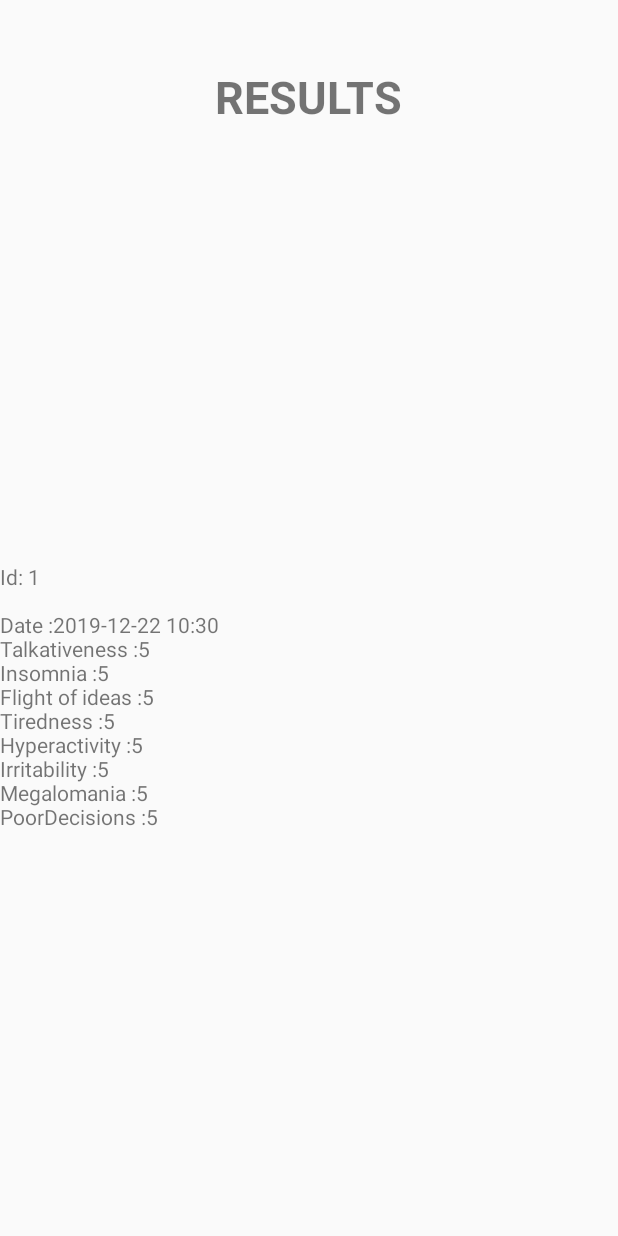
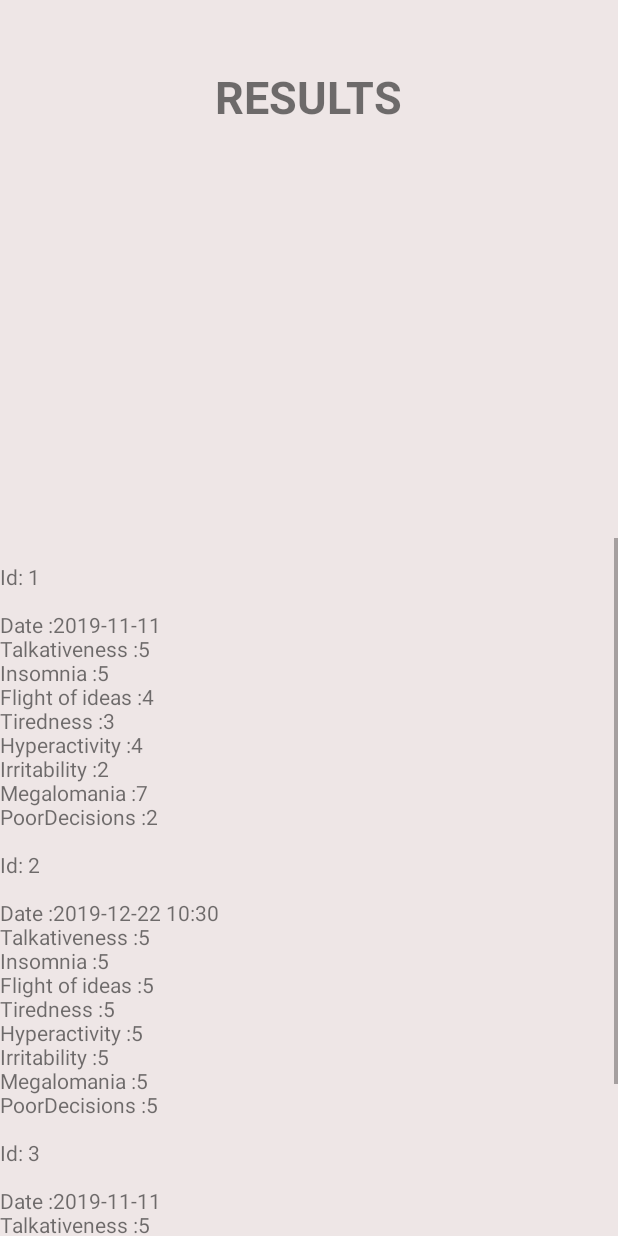
Before and after one commit to mickaIT/MoodApp, an Android app: the ResultsActivity screen opened directly, with no data from a screen before it, after a tap on "VIEW ALL", on a phone screen of 412 x 824 dp. Run offline under Robolectric (Android 15) with nearby library versions, the phone set to English and light mode, and no system bars; libraries missing offline, so code that uses them is left out: com.github.mikephil.charting, com.webianks.library; 21 statements that could not run were skipped.

Commit message:
Updates, choosing date. TO BE DONE: year, linear charts scroll horizontally, oush notifications..

```diff
--- a/app/build.gradle
+++ b/app/build.gradle
@@ -48,6 +48,8 @@ allprojects {
         implementation 'com.android.support:support-v4:28.0.0'
         implementation 'com.android.support:design:28.0.0'
         implementation 'com.github.PhilJay:MPAndroidChart:v3.1.0'
+        implementation 'com.webianks.library:scroll-choice:1.0.1'
+
     }
 }
 
--- a/app/src/main/AndroidManifest.xml
+++ b/app/src/main/AndroidManifest.xml
@@ -1,5 +1,6 @@
 <?xml version="1.0" encoding="utf-8"?>
 <manifest xmlns:android="http://schemas.android.com/apk/res/android"
+    xmlns:tools="http://schemas.android.com/tools"
     package="com.example.moodapp">
 
     <uses-feature android:name="android.hardware.camera" />
@@ -7,12 +8,13 @@
     <uses-permission android:name="android.permission.CAMERA" />
 
     <application
+        tools:replace="android:label"
         android:allowBackup="true"
         android:icon="@mipmap/ic_launcher"
         android:label="Mood Control"
         android:roundIcon="@mipmap/ic_launcher_round"
         android:supportsRtl="true"
-        android:theme="@style/AppTheme">
+        android:theme="@style/AppTheme.FullBackground">
         <activity android:name=".BarChartActivity"></activity>
         <activity android:name=".ViewAllResultsActivity" />
 
--- a/app/src/main/java/com/example/moodapp/DatabaseHelper.java
+++ b/app/src/main/java/com/example/moodapp/DatabaseHelper.java
@@ -6,13 +6,17 @@ import android.database.Cursor;
 import android.database.sqlite.SQLiteDatabase;
 import android.database.sqlite.SQLiteException;
 import android.database.sqlite.SQLiteOpenHelper;
+import android.os.Build;
 import android.util.Log;
 
 import androidx.annotation.Nullable;
+import androidx.annotation.RequiresApi;
 
 import java.text.SimpleDateFormat;
 import java.util.ArrayList;
+import java.util.Calendar;
 import java.util.Date;
+import java.util.GregorianCalendar;
 
 import static androidx.constraintlayout.widget.Constraints.TAG;
 
@@ -23,7 +27,7 @@ public class DatabaseHelper extends SQLiteOpenHelper {
     public static final String DATE="DATE";
     public static final String SYMPTHOM_1="TALKATIVENESS";
     public static final String SYMPTHOM_2="INSOMNIA";
-    public static final String SYMPTHOM_3="FLIGHT_OFI_IDEAS";
+    public static final String SYMPTHOM_3="FLIGHT_OF_IDEAS";
     public static final String SYMPTHOM_4="TIREDNESS";
     public static final String SYMPTHOM_5="HYPERACTIVITY";
     public static final String SYMPTHOM_6="IRRITABILITY";
@@ -42,7 +46,7 @@ public class DatabaseHelper extends SQLiteOpenHelper {
                 "DATE DATETIME DEFAULT CURRENT_TIMESTAMP," +
                 "TALKATIVENESS INTEGER," +
                 "INSOMNIA INTEGER," +
-                "FLIGHT_OFI_IDEAS INTEGER," +
+                "FLIGHT_OF_IDEAS INTEGER," +
                 "TIREDNESS INTEGER," +
                 "HYPERACTIVITY INTEGER," +
                 "IRRITABILITY INTEGER," +
@@ -110,32 +114,42 @@ public class DatabaseHelper extends SQLiteOpenHelper {
         return true;
     }
 
-//    public ArrayList<BarEntry> queryXData(){
-//        SQLiteDatabase db = this.getWritableDatabase();
-//        ArrayList<BarEntry> xData= new ArrayList<>();
-//
-//        String query="SELECT "+DATE+" FROM "+TABLE_NAME+ " GROUP BY "+DATE;
-//        Cursor cursor=db.rawQuery(query,null);
-//
-//        for(cursor.moveToFirst();cursor.moveToLast();cursor.moveToNext()){
-//
-//            //?
-////            xData.add((Date) cursor);
-//        }
-//        cursor.close();
-//        return xData;
-//    }
 
-    public ArrayList<String> queryXData(){
+    @RequiresApi(api = Build.VERSION_CODES.O)
+    public void addTestData(){
+        SQLiteDatabase db=this.getWritableDatabase();
+        String query="INSERT INTO "+TABLE_NAME+ " (DATE, TALKATIVENESS, INSOMNIA, FLIGHT_OF_IDEAS, TIREDNESS, HYPERACTIVITY, IRRITABILITY, MEGALOMANIA, POOR_DECISIONS)" + " VALUES (NULL, 2019/11/10,5,3,4,3,3,4,2)";
+
+        Cursor cursor=db.rawQuery(query,null);
+        cursor.close();
+        ResultsActivity.textView.setText("dupa");
+        SimpleDateFormat dateFormat = new SimpleDateFormat("yyyy-MM-dd");
+        Calendar myCalendar = new GregorianCalendar(2019, 10, 11) {
+        };
+        Date date = myCalendar.getTime();
+//        ContentValues initialValues = new ContentValues();
+//        long rowId = db.insert(TABLE_NAME, null, initialValues);
+        ContentValues contentValues = new ContentValues();
+        contentValues.put(DATE, dateFormat.format(date));
+        contentValues.put(SYMPTHOM_1,5);
+        contentValues.put(SYMPTHOM_2,5);
+        contentValues.put(SYMPTHOM_3,4);
+        contentValues.put(SYMPTHOM_4,3);
+        contentValues.put(SYMPTHOM_5,4);
+        contentValues.put(SYMPTHOM_6,2);
+        contentValues.put(SYMPTHOM_7,7);
+        contentValues.put(SYMPTHOM_8,2);
+        db.insert(TABLE_NAME,null,contentValues);
+    }
+
+    public ArrayList<String> queryXData(int month, int year){
         SQLiteDatabase db = this.getWritableDatabase();
         ArrayList<String> xData= new ArrayList<>();
-
-        String query="SELECT "+DATE+" FROM "+TABLE_NAME;
-                //+ " GROUP BY "+DATE;
+        String query="SELECT "+ "strftime('%m/%d', DATE)" +" FROM "+TABLE_NAME+" WHERE"+
+                " strftime('%m', DATE)='"+(month)+
+                "' AND strftime('%Y', DATE)='"+(year)+"'";
         Cursor cursor=db.rawQuery(query,null);
 //        for(cursor.moveToFirst();cursor.moveToLast();cursor.moveToNext()){
-
-
         while(cursor.moveToNext()){
 
              xData.add(cursor.getString(0));
@@ -144,11 +158,46 @@ public class DatabaseHelper extends SQLiteOpenHelper {
         return xData;
     }
 
-    public ArrayList<String> querySympthom_1_Data(){
+    public ArrayList<String> queryMonthsData(int intMonth){
+        SQLiteDatabase db = this.getWritableDatabase();
+        ArrayList<String> xData= new ArrayList<>();
+
+        String query="SELECT "+ "strftime('%m', DATE)" +" FROM "+TABLE_NAME+" WHERE"+ " strftime('%m', DATE)='"+intMonth+"'";
+        //+ " GROUP BY "+DATE;
+        Cursor cursor=db.rawQuery(query,null);
+//        for(cursor.moveToFirst();cursor.moveToLast();cursor.moveToNext()){
+        while(cursor.moveToNext()){
+
+            xData.add(cursor.getString(0));
+        }
+        cursor.close();
+        return xData;
+    }
+
+    public ArrayList<String> queryYearData(){
+        SQLiteDatabase db = this.getWritableDatabase();
+        ArrayList<String> xData= new ArrayList<>();
+
+        String query="SELECT "+ "strftime('%m', DATE)" +" FROM "+TABLE_NAME+" WHERE"+ " strftime('%m', DATE)='12'";
+        //+ " GROUP BY "+DATE;
+        Cursor cursor=db.rawQuery(query,null);
+//        for(cursor.moveToFirst();cursor.moveToLast();cursor.moveToNext()){
+        while(cursor.moveToNext()){
+
+            xData.add(cursor.getString(0));
+        }
+        cursor.close();
+        return xData;
+    }
+
+
+    public ArrayList<String> querySympthom_1_Data(int month, int year){
         SQLiteDatabase db = this.getWritableDatabase();
         ArrayList<String> yData=new ArrayList<String>();
 //
-        String query="SELECT "+SYMPTHOM_1+" FROM "+TABLE_NAME;
+        String query="SELECT "+SYMPTHOM_1+" FROM "+TABLE_NAME+" WHERE"+
+                " strftime('%m', DATE)='"+(month)+
+                "' AND strftime('%Y', DATE)='"+(year)+"'";
                 //+" WHERE "+SYMPTHOM_1+" IS NOT NULL";
         Cursor cursor=db.rawQuery(query,null);
 
@@ -164,11 +213,13 @@ public class DatabaseHelper extends SQLiteOpenHelper {
         return yData;
     }
 
-    public ArrayList<String> querySympthom_2_Data(){
+    public ArrayList<String> querySympthom_2_Data(int month, int year){
         SQLiteDatabase db = this.getWritableDatabase();
         ArrayList<String> yData=new ArrayList<String>();
 //
-        String query="SELECT "+SYMPTHOM_2+" FROM "+TABLE_NAME;
+        String query="SELECT "+SYMPTHOM_2+" FROM "+TABLE_NAME+" WHERE"+
+                " strftime('%m', DATE)='"+(month)+
+                "' AND strftime('%Y', DATE)='"+(year)+"'";
         //+" WHERE "+SYMPTHOM_1+" IS NOT NULL";
         Cursor cursor=db.rawQuery(query,null);
 
@@ -184,11 +235,13 @@ public class DatabaseHelper extends SQLiteOpenHelper {
         return yData;
     }
 
-    public ArrayList<String> querySympthom_3_Data(){
+    public ArrayList<String> querySympthom_3_Data(int month, int year){
         SQLiteDatabase db = this.getWritableDatabase();
         ArrayList<String> yData=new ArrayList<String>();
 //
-        String query="SELECT "+SYMPTHOM_3+" FROM "+TABLE_NAME;
+        String query="SELECT "+SYMPTHOM_3+" FROM "+TABLE_NAME+" WHERE"+
+                " strftime('%m', DATE)='"+(month)+
+                "' AND strftime('%Y', DATE)='"+(year)+"'";
         //+" WHERE "+SYMPTHOM_1+" IS NOT NULL";
         Cursor cursor=db.rawQuery(query,null);
 
@@ -204,11 +257,13 @@ public class DatabaseHelper extends SQLiteOpenHelper {
         return yData;
     }
 
-    public ArrayList<String> querySympthom_4_Data(){
+    public ArrayList<String> querySympthom_4_Data(int month, int year){
         SQLiteDatabase db = this.getWritableDatabase();
         ArrayList<String> yData=new ArrayList<String>();
 //
-        String query="SELECT "+SYMPTHOM_4+" FROM "+TABLE_NAME;
+        String query="SELECT "+SYMPTHOM_4+" FROM "+TABLE_NAME+" WHERE"+
+                " strftime('%m', DATE)='"+(month)+
+                "' AND strftime('%Y', DATE)='"+(year)+"'";
         //+" WHERE "+SYMPTHOM_1+" IS NOT NULL";
         Cursor cursor=db.rawQuery(query,null);
 
@@ -224,11 +279,13 @@ public class DatabaseHelper extends SQLiteOpenHelper {
         return yData;
     }
 
-    public ArrayList<String> querySympthom_5_Data(){
+    public ArrayList<String> querySympthom_5_Data(int month, int year){
         SQLiteDatabase db = this.getWritableDatabase();
         ArrayList<String> yData=new ArrayList<String>();
 //
-        String query="SELECT "+SYMPTHOM_5+" FROM "+TABLE_NAME;
+        String query="SELECT "+SYMPTHOM_5+" FROM "+TABLE_NAME+" WHERE"+
+                " strftime('%m', DATE)='"+(month)+
+                "' AND strftime('%Y', DATE)='"+(year)+"'";
         //+" WHERE "+SYMPTHOM_1+" IS NOT NULL";
         Cursor cursor=db.rawQuery(query,null);
 
@@ -244,11 +301,13 @@ public class DatabaseHelper extends SQLiteOpenHelper {
         return yData;
     }
 
-    public ArrayList<String> querySympthom_6_Data(){
+    public ArrayList<String> querySympthom_6_Data(int month, int year){
         SQLiteDatabase db = this.getWritableDatabase();
         ArrayList<String> yData=new ArrayList<String>();
 //
-        String query="SELECT "+SYMPTHOM_6+" FROM "+TABLE_NAME;
+        String query="SELECT "+SYMPTHOM_6+" FROM "+TABLE_NAME+" WHERE"+
+                " strftime('%m', DATE)='"+(month)+
+                "' AND strftime('%Y', DATE)='"+(year)+"'";
         //+" WHERE "+SYMPTHOM_1+" IS NOT NULL";
         Cursor cursor=db.rawQuery(query,null);
 
@@ -264,11 +323,13 @@ public class DatabaseHelper extends SQLiteOpenHelper {
         return yData;
     }
 
-    public ArrayList<String> querySympthom_7_Data(){
+    public ArrayList<String> querySympthom_7_Data(int month, int year){
         SQLiteDatabase db = this.getWritableDatabase();
         ArrayList<String> yData=new ArrayList<String>();
 //
-        String query="SELECT "+SYMPTHOM_7+" FROM "+TABLE_NAME;
+        String query="SELECT "+SYMPTHOM_7+" FROM "+TABLE_NAME+" WHERE"+
+                " strftime('%m', DATE)='"+(month)+
+                "' AND strftime('%Y', DATE)='"+(year)+"'";
         //+" WHERE "+SYMPTHOM_1+" IS NOT NULL";
         Cursor cursor=db.rawQuery(query,null);
 
@@ -284,11 +345,13 @@ public class DatabaseHelper extends SQLiteOpenHelper {
         return yData;
     }
 
-    public ArrayList<String> querySympthom_8_Data(){
+    public ArrayList<String> querySympthom_8_Data(int month, int year){
         SQLiteDatabase db = this.getWritableDatabase();
         ArrayList<String> yData=new ArrayList<String>();
 //
-        String query="SELECT "+SYMPTHOM_8+" FROM "+TABLE_NAME;
+        String query="SELECT "+SYMPTHOM_8+" FROM "+TABLE_NAME+" WHERE"+
+                " strftime('%m', DATE)='"+(month)+
+                "' AND strftime('%Y', DATE)='"+(year)+"'";
         //+" WHERE "+SYMPTHOM_1+" IS NOT NULL";
         Cursor cursor=db.rawQuery(query,null);
 
@@ -306,4 +369,5 @@ public class DatabaseHelper extends SQLiteOpenHelper {
 
 
 
+
 }
--- a/app/src/main/java/com/example/moodapp/ResultsActivity.java
+++ b/app/src/main/java/com/example/moodapp/ResultsActivity.java
@@ -2,10 +2,13 @@ package com.example.moodapp;
 
 import android.content.Intent;
 import android.graphics.Color;
+import android.os.Build;
 import android.os.Bundle;
 import android.view.View;
 import android.widget.Button;
+import android.widget.TextView;
 
+import androidx.annotation.RequiresApi;
 import androidx.appcompat.app.AppCompatActivity;
 
 import com.example.moodapp.Graphs_classes.ValueFormatter;
@@ -15,29 +18,59 @@ import com.github.mikephil.charting.data.BarDataSet;
 import com.github.mikephil.charting.data.BarEntry;
 import com.github.mikephil.charting.formatter.IndexAxisValueFormatter;
 import com.github.mikephil.charting.interfaces.datasets.IBarDataSet;
+import com.webianks.library.scroll_choice.ScrollChoice;
 
+import java.time.LocalDate;
 import java.util.ArrayList;
+import java.util.List;
 
 //import com.example.moodapp.Graphs_classes.AxisValueFormatter;
 
 //import com.example.moodapp.Graphs_classes.AxisValueFormatter;
 
+@RequiresApi(api = Build.VERSION_CODES.O)
 public class ResultsActivity extends AppCompatActivity {
 
     Button viewAllResultsButton;
-    Button deleteResultsButton;
     BarChart chart;
-
+    List<String> months = new ArrayList<>();
+    ScrollChoice scrollMonths;
+    static TextView textView;
+    LocalDate today = LocalDate.now();
+    int currentMonth = today.getMonthValue();
+    int currentYear = today.getYear();
     @Override
     protected void onCreate(Bundle savedInstanceState) {
         super.onCreate(savedInstanceState);
         setContentView(R.layout.activity_results);
 
         viewAllResultsButton=(Button) findViewById(R.id.viewAllResultsButton);
-        deleteResultsButton=(Button) findViewById(R.id.deleteResultsButton);
         chart=(BarChart) findViewById(R.id.barChart);
+        scrollMonths=(ScrollChoice) findViewById(R.id.scroll_choice_months);
+        textView=(TextView)findViewById(R.id.textView2);
+        MainActivity.myDb.addTestData();
+        addDataToGraph(currentMonth,currentYear);
+        loadMonths();
+        //zmień na aktualne===========================================================
+        scrollMonths.addItems(months,currentMonth-1); //index starts with zero
+        scrollMonths.setOnItemSelectedListener(new ScrollChoice.OnItemSelectedListener() {
+            @Override
+            public void onItemSelected(ScrollChoice scrollChoice, int position, String name) {
+                int intPosition=position+1;
+                currentMonth=intPosition;
+                chart.clear();
+                addDataToGraph(intPosition,currentYear);
+                textView.setText(String.valueOf(intPosition));
+            }
+        });
+
+
+
+
+//        addDataToGraph(currentMonth,currentYear);
+
+
 //        chart.setVisibleXRangeMaximum(7);
-        addDataToGraph();
 
         viewAllResultsButton.setOnClickListener(new View.OnClickListener() {
             @Override
@@ -46,69 +79,47 @@ public class ResultsActivity extends AppCompatActivity {
                 startActivity(startIntent);
             }
         });
-
-        deleteResultsButton.setOnClickListener(new View.OnClickListener() {
-            @Override
-            public void onClick(View view) {
-                Intent startIntent = new Intent(getApplicationContext(), BarChartActivity.class);
-                startActivity(startIntent);
-            }
-        });
     }
 
+    private void loadMonths(){
+        months.add("January");
+        months.add("February");
+        months.add("March");
+        months.add("April");
+        months.add("May");
+        months.add("June");
+        months.add("July");
+        months.add("August");
+        months.add("September");
+        months.add("October");
+        months.add("November");
+        months.add("December");
+    }
 
-//
-//    public void setData(int count){
-//        ArrayList<BarEntry> yValues=new ArrayList<>();
-//        for (int i=0;i<count;i++){
-//            float val1=(int)(Math.random()*count+5);
-//            float val2=(int)(Math.random()*count+10);
-//            float val3=(int)(Math.random()*count+15);
-//            float val4=(int)(Math.random()*count+20);
-//            float val5=(int)(Math.random()*count+30);
-////i -column, vartości w danej kolumnie kolejno
-//            //i -> date valn-> results
-//            yValues.add(new BarEntry(i,new float[]{val1,val1,val3,val4,val5}));
-//        }
-// n
-//        //set of Bar values
-//        BarDataSet set;
-//        set=new BarDataSet(yValues,"Results");
-//        set.setDrawIcons(false);
-//        set.setStackLabels(new String[]{"Insomnia","Megalomania","Poor decisions (like my life)"});
-//
-//        //joyful colors returns a tab[] of color values
-//        set.setColors(ColorTemplate.JOYFUL_COLORS);
-//
-//        BarData data=new BarData(set);
-//        data.setValueFormatter(new ValueFormatter());
-//
-//        chart.setData(data);
-//        chart.setFitBars(true);
-//        chart.invalidate();
-//    }
-
-
-    public void addDataToGraph(){
+    public void addDataToGraph(int month,int year) {
 
         //yVals CHART VALUES
-        final ArrayList<BarEntry> yVals=new ArrayList<BarEntry>();
+        final ArrayList<BarEntry> yVals = new ArrayList<BarEntry>();
         //xVals SQLite VALUES
-        final ArrayList<String> xData=MainActivity.myDb.queryXData();
+        final ArrayList<String> xData = MainActivity.myDb.queryXData(month, year);
 
         //yVals SQLite VALUES
-        final ArrayList<String> sympthom_1_data=MainActivity.myDb.querySympthom_1_Data();
-        final ArrayList<String> sympthom_2_data=MainActivity.myDb.querySympthom_2_Data();
-        final ArrayList<String> sympthom_3_data=MainActivity.myDb.querySympthom_3_Data();
-        final ArrayList<String> sympthom_4_data=MainActivity.myDb.querySympthom_4_Data();
-        final ArrayList<String> sympthom_5_data=MainActivity.myDb.querySympthom_5_Data();
-        final ArrayList<String> sympthom_6_data=MainActivity.myDb.querySympthom_6_Data();
-        final ArrayList<String> sympthom_7_data=MainActivity.myDb.querySympthom_7_Data();
-        final ArrayList<String> sympthom_8_data=MainActivity.myDb.querySympthom_8_Data();
+        final ArrayList<String> sympthom_1_data = MainActivity.myDb.querySympthom_1_Data(month, year);
+        final ArrayList<String> sympthom_2_data = MainActivity.myDb.querySympthom_2_Data(month, year);
+        final ArrayList<String> sympthom_3_data = MainActivity.myDb.querySympthom_3_Data(month, year);
+        final ArrayList<String> sympthom_4_data = MainActivity.myDb.querySympthom_4_Data(month, year);
+        final ArrayList<String> sympthom_5_data = MainActivity.myDb.querySympthom_5_Data(month, year);
+        final ArrayList<String> sympthom_6_data = MainActivity.myDb.querySympthom_6_Data(month, year);
+        final ArrayList<String> sympthom_7_data = MainActivity.myDb.querySympthom_7_Data(month, year);
+        final ArrayList<String> sympthom_8_data = MainActivity.myDb.querySympthom_8_Data(month, year);
+
+        if (xData.isEmpty()) {
+            return;
+        } else {
 
             //addind BarEtries to Y-values
-        for(int i=0;i<xData.size();i++){
-            BarEntry barEntry=new BarEntry(i, new float[]{Float.parseFloat(sympthom_1_data.get(i)),
+            for (int i = 0; i < xData.size(); i++) {
+                BarEntry barEntry = new BarEntry(i, new float[]{Float.parseFloat(sympthom_1_data.get(i)),
                         Float.parseFloat(sympthom_2_data.get(i)),
                         Float.parseFloat(sympthom_3_data.get(i)),
                         Float.parseFloat(sympthom_4_data.get(i)),
@@ -120,17 +131,17 @@ public class ResultsActivity extends AppCompatActivity {
             }
 
             //xVals CHART VALUES (DATE)
-        final ArrayList<String> xVals=new ArrayList<String>();
+            final ArrayList<String> xVals = new ArrayList<String>();
 
 
             //addind BarEtries to X-values
 
-        for(int i=0;i<MainActivity.myDb.queryXData().size();i++){
+            for (int i = 0; i < MainActivity.myDb.queryXData(month, year).size(); i++) {
 //            BarEntry barEntry=new BarEntry(i, MainActivity.myDb.queryYData().get(i));
                 xVals.add(xData.get(i));
             }
 
-        BarDataSet dataSet=new BarDataSet(yVals,"Bar Chart");
+            BarDataSet dataSet = new BarDataSet(yVals, "Bar Chart");
             //additionals
             dataSet.setDrawIcons(false);
             dataSet.setStackLabels(new String[]{
@@ -143,7 +154,7 @@ public class ResultsActivity extends AppCompatActivity {
                     "Megalomania",
                     "Poor decisions"});
             //joyful colors returns a tab[] of color values
-        int[] colorsArr=new int[]{Color.rgb(235, 140, 52),
+            int[] colorsArr = new int[]{Color.rgb(235, 140, 52),
                     Color.rgb(52, 168, 235),
                     Color.rgb(210, 150, 255),
                     Color.rgb(255, 246, 77),
@@ -156,9 +167,9 @@ public class ResultsActivity extends AppCompatActivity {
             dataSet.setColors(colorsArr);
 
 
-        ArrayList<IBarDataSet> dataSets1=new ArrayList<>();
+            ArrayList<IBarDataSet> dataSets1 = new ArrayList<>();
             dataSets1.add(dataSet);
-        BarData data=new BarData(dataSets1);
+            BarData data = new BarData(dataSets1);
 
             data.setValueFormatter(new ValueFormatter());
             //      new value formatter !!!!!!!!!!!!!!!!!!!!!!!!!!!!!!!!!!!!!!!!1
@@ -168,74 +179,10 @@ public class ResultsActivity extends AppCompatActivity {
 
             chart.setData(data);
             chart.setFitBars(true);
+            chart.notifyDataSetChanged();
+            chart.refreshDrawableState();
             chart.invalidate();
 
         }
-//=======================================================================ORIGINAL
-//    public void addDataToGraph(){
-//        final ArrayList<BarEntry> yVals=new ArrayList<BarEntry>();
-//        final ArrayList<String> yData=MainActivity.myDb.querySympthom_1_Data();
-//
-//        //addind BarEtries to Y-values
-//        for(int i=0;i<MainActivity.myDb.querySympthom_1_Data().size();i++){
-//            BarEntry barEntry=new BarEntry(i, Float.parseFloat(MainActivity.myDb.querySympthom_1_Data().get(i)));
-//            yVals.add(barEntry);
-//        }
-//
-//        final ArrayList<String> xVals=new ArrayList<String>();
-//        final ArrayList<String> xData=MainActivity.myDb.queryXData();
-//
-//        //addind BarEtries to X-values
-//
-//        for(int i=0;i<MainActivity.myDb.queryXData().size();i++){
-////            BarEntry barEntry=new BarEntry(i, MainActivity.myDb.queryYData().get(i));
-//            xVals.add(xData.get(i));
-//        }
-//        BarDataSet dataSet=new BarDataSet(yVals,"Graph");
-//
-//        ArrayList<IBarDataSet> dataSets1=new ArrayList<>();
-//        dataSets1.add(dataSet);
-//        BarData data=new BarData(dataSets1);
-//
-//        //      new value formatter !!!!!!!!!!!!!!!!!!!!!!!!!!!!!!!!!!!!!!!!1
-//        barChart.getXAxis().setValueFormatter(new IndexAxisValueFormatter(xVals));
-////        barChart.getYAxis().setValueFormatter(new com.example.moodapp.Graphs_classes.ValueFormatter());
-//
-//
-//        barChart.setData(data);
-//
-//    }
-//=======================================================================
-
-//    public void addDataToGraph(){
-//        final ArrayList<BarEntry> yVals=new ArrayList<BarEntry>();
-//        final ArrayList<Integer> yData=MainActivity.myDb.queryYData();
-//
-//        for(int i=0;i<MainActivity.myDb.queryYData().size();i++){
-//            BarEntry barEntry=new BarEntry(i, yData.get(i));
-//            yVals.add(barEntry);
-//        }
-//
-//        final ArrayList<Date> xVals=new ArrayList<Date>();
-//        final ArrayList<Date> xData=MainActivity.myDb.queryXData();
-//
-//        for(int i=0;i<MainActivity.myDb.queryXData().size();i++){
-////            BarEntry barEntry=new BarEntry(i, Integer.parseInt(MainActivity.myDb.queryYData().get(i)));
-//            xVals.add(xData.get(i));
-//        }
-//        BarDataSet dataSet=new BarDataSet(yVals,"Graph");
-//
-//        ArrayList<IBarDataSet> dataSets1=new ArrayList<>();
-//        dataSets1.add(dataSet);
-//        BarData data=new BarData(dataSets1);
-//
-//  //      new value formatter !!!!!!!!!!!!!!!!!!!!!!!!!!!!!!!!!!!!!!!!1
-//        chart.getXAxis().setValueFormatter(new AxisValueFormatter(xVals));
-//        chart.getXAxis().setValueFormatter(new AxisValueFormatter(xVals));
-//
-//
-//        chart.setData(data);
-//
-//    }
-
     }
+}
--- a/app/src/main/res/values/colors.xml
+++ b/app/src/main/res/values/colors.xml
@@ -4,4 +4,9 @@
     <color name="colorPrimaryDark">#334D57</color>
     <color name="colorAccent">#D81B60</color>
     <color name="white">#ffffff</color>
+
+    <style name="AppTheme.FullBackground" parent="AppTheme">
+        <item name="android:background">#eee6e6</item>
+    </style>
+
 </resources>
```
Also changed, not shown: app/src/main/java/com/example/moodapp/BarChartActivity.java (+48 -50 lines), app/src/main/java/com/example/moodapp/Graphs_classes/AxisValueFormatter.java (+8 -4 lines), app/src/main/java/com/example/moodapp/MyMoodActivity.java (+23 -17 lines), app/src/main/res/layout/activity_results.xml (+72 -37 lines). Lines whose indentation alone changed are shown as unchanged.
